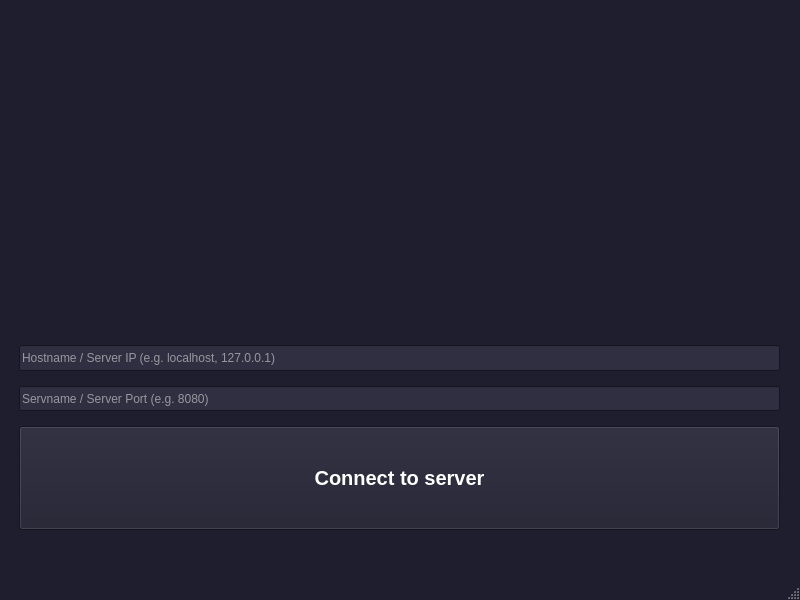
First picture: the form in client/pre_lobby/prelobbymainwindow.ui, repository Juannbel/duck-game, before the edit.
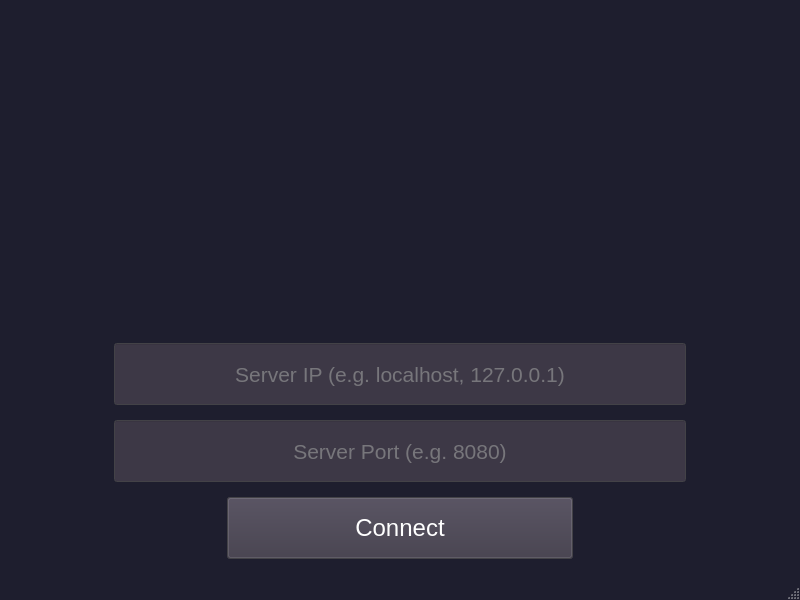
Second picture: the form after the edit.

Diff of the .ui file:
```diff
--- a/client/pre_lobby/prelobbymainwindow.ui
+++ b/client/pre_lobby/prelobbymainwindow.ui
@@ -492,19 +492,295 @@
    <string>PreLobbyMainWindow</string>
   </property>
   <widget class="QWidget" name="centralwidget">
-   <widget class="QWidget" name="verticalLayoutWidget">
-    <property name="geometry">
-     <rect>
-      <x>9</x>
-      <y>9</y>
-      <width>781</width>
-      <height>531</height>
-     </rect>
-    </property>
-    <layout class="QVBoxLayout" name="verticalLayout" stretch="60,5,5,20">
+   <property name="palette">
+    <palette>
+     <active>
+      <colorrole role="Button">
+       <brush brushstyle="SolidPattern">
+        <color alpha="255">
+         <red>61</red>
+         <green>56</green>
+         <blue>70</blue>
+        </color>
+       </brush>
+      </colorrole>
+      <colorrole role="Text">
+       <brush brushstyle="SolidPattern">
+        <color alpha="255">
+         <red>255</red>
+         <green>255</green>
+         <blue>255</blue>
+        </color>
+       </brush>
+      </colorrole>
+      <colorrole role="BrightText">
+       <brush brushstyle="SolidPattern">
+        <color alpha="255">
+         <red>255</red>
+         <green>255</green>
+         <blue>255</blue>
+        </color>
+       </brush>
+      </colorrole>
+      <colorrole role="ButtonText">
+       <brush brushstyle="SolidPattern">
+        <color alpha="255">
+         <red>255</red>
+         <green>255</green>
+         <blue>255</blue>
+        </color>
+       </brush>
+      </colorrole>
+      <colorrole role="Base">
+       <brush brushstyle="SolidPattern">
+        <color alpha="255">
+         <red>61</red>
+         <green>56</green>
+         <blue>70</blue>
+        </color>
+       </brush>
+      </colorrole>
+      <colorrole role="Window">
+       <brush brushstyle="SolidPattern">
+        <color alpha="255">
+         <red>94</red>
+         <green>92</green>
+         <blue>100</blue>
+        </color>
+       </brush>
+      </colorrole>
+      <colorrole role="Highlight">
+       <brush brushstyle="SolidPattern">
+        <color alpha="255">
+         <red>79</red>
+         <green>50</green>
+         <blue>159</blue>
+        </color>
+       </brush>
+      </colorrole>
+      <colorrole role="Link">
+       <brush brushstyle="SolidPattern">
+        <color alpha="255">
+         <red>48</red>
+         <green>47</green>
+         <blue>65</blue>
+        </color>
+       </brush>
+      </colorrole>
+      <colorrole role="AlternateBase">
+       <brush brushstyle="SolidPattern">
+        <color alpha="255">
+         <red>94</red>
+         <green>92</green>
+         <blue>100</blue>
+        </color>
+       </brush>
+      </colorrole>
+      <colorrole role="ToolTipText">
+       <brush brushstyle="SolidPattern">
+        <color alpha="255">
+         <red>255</red>
+         <green>255</green>
+         <blue>255</blue>
+        </color>
+       </brush>
+      </colorrole>
+      <colorrole role="PlaceholderText">
+       <brush brushstyle="SolidPattern">
+        <color alpha="255">
+         <red>119</red>
+         <green>118</green>
+         <blue>123</blue>
+        </color>
+       </brush>
+      </colorrole>
+     </active>
+     <inactive>
+      <colorrole role="Button">
+       <brush brushstyle="SolidPattern">
+        <color alpha="255">
+         <red>61</red>
+         <green>56</green>
+         <blue>70</blue>
+        </color>
+       </brush>
+      </colorrole>
+      <colorrole role="Text">
+       <brush brushstyle="SolidPattern">
+        <color alpha="255">
+         <red>255</red>
+         <green>255</green>
+         <blue>255</blue>
+        </color>
+       </brush>
+      </colorrole>
+      <colorrole role="BrightText">
+       <brush brushstyle="SolidPattern">
+        <color alpha="255">
+         <red>255</red>
+         <green>255</green>
+         <blue>255</blue>
+        </color>
+       </brush>
+      </colorrole>
+      <colorrole role="ButtonText">
+       <brush brushstyle="SolidPattern">
+        <color alpha="255">
+         <red>255</red>
+         <green>255</green>
+         <blue>255</blue>
+        </color>
+       </brush>
+      </colorrole>
+      <colorrole role="Base">
+       <brush brushstyle="SolidPattern">
+        <color alpha="255">
+         <red>61</red>
+         <green>56</green>
+         <blue>70</blue>
+        </color>
+       </brush>
+      </colorrole>
+      <colorrole role="Window">
+       <brush brushstyle="SolidPattern">
+        <color alpha="255">
+         <red>94</red>
+         <green>92</green>
+         <blue>100</blue>
+        </color>
+       </brush>
+      </colorrole>
+      <colorrole role="Highlight">
+       <brush brushstyle="SolidPattern">
+        <color alpha="255">
+         <red>79</red>
+         <green>50</green>
+         <blue>159</blue>
+        </color>
+       </brush>
+      </colorrole>
+      <colorrole role="Link">
+       <brush brushstyle="SolidPattern">
+        <color alpha="255">
+         <red>48</red>
+         <green>47</green>
+         <blue>65</blue>
+        </color>
+       </brush>
+      </colorrole>
+      <colorrole role="AlternateBase">
+       <brush brushstyle="SolidPattern">
+        <color alpha="255">
+         <red>94</red>
+         <green>92</green>
+         <blue>100</blue>
+        </color>
+       </brush>
+      </colorrole>
+      <colorrole role="ToolTipText">
+       <brush brushstyle="SolidPattern">
+        <color alpha="255">
+         <red>255</red>
+         <green>255</green>
+         <blue>255</blue>
+        </color>
+       </brush>
+      </colorrole>
+      <colorrole role="PlaceholderText">
+       <brush brushstyle="SolidPattern">
+        <color alpha="255">
+         <red>119</red>
+         <green>118</green>
+         <blue>123</blue>
+        </color>
+       </brush>
+      </colorrole>
+     </inactive>
+     <disabled>
+      <colorrole role="Button">
+       <brush brushstyle="SolidPattern">
+        <color alpha="255">
+         <red>61</red>
+         <green>56</green>
+         <blue>70</blue>
+        </color>
+       </brush>
+      </colorrole>
+      <colorrole role="BrightText">
+       <brush brushstyle="SolidPattern">
+        <color alpha="255">
+         <red>255</red>
+         <green>255</green>
+         <blue>255</blue>
+        </color>
+       </brush>
+      </colorrole>
+      <colorrole role="Base">
+       <brush brushstyle="SolidPattern">
+        <color alpha="255">
+         <red>94</red>
+         <green>92</green>
+         <blue>100</blue>
+        </color>
+       </brush>
+      </colorrole>
+      <colorrole role="Window">
+       <brush brushstyle="SolidPattern">
+        <color alpha="255">
+         <red>94</red>
+         <green>92</green>
+         <blue>100</blue>
+        </color>
+       </brush>
+      </colorrole>
+      <colorrole role="Link">
+       <brush brushstyle="SolidPattern">
+        <color alpha="255">
+         <red>48</red>
+         <green>47</green>
+         <blue>65</blue>
+        </color>
+       </brush>
+      </colorrole>
+      <colorrole role="AlternateBase">
+       <brush brushstyle="SolidPattern">
+        <color alpha="255">
+         <red>94</red>
+         <green>92</green>
+         <blue>100</blue>
+        </color>
+       </brush>
+      </colorrole>
+      <colorrole role="ToolTipText">
+       <brush brushstyle="SolidPattern">
+        <color alpha="255">
+         <red>255</red>
+         <green>255</green>
+         <blue>255</blue>
+        </color>
+       </brush>
+      </colorrole>
+      <colorrole role="PlaceholderText">
+       <brush brushstyle="SolidPattern">
+        <color alpha="255">
+         <red>119</red>
+         <green>118</green>
+         <blue>123</blue>
+        </color>
+       </brush>
+      </colorrole>
+     </disabled>
+    </palette>
+   </property>
+   <layout class="QHBoxLayout" name="horizontalLayout">
+    <item>
+     <layout class="QVBoxLayout" name="verticalLayout" stretch="50,10,10,10">
      <property name="spacing">
       <number>15</number>
      </property>
+      <property name="sizeConstraint">
+       <enum>QLayout::SizeConstraint::SetMaximumSize</enum>
+      </property>
      <property name="leftMargin">
       <number>10</number>
      </property>
@@ -528,6 +804,21 @@
       </widget>
      </item>
      <item>
+       <layout class="QHBoxLayout" name="horizontalLayout_3" stretch="10,60,10">
+        <item>
+         <spacer name="horizontalSpacer">
+          <property name="orientation">
+           <enum>Qt::Orientation::Horizontal</enum>
+          </property>
+          <property name="sizeHint" stdset="0">
+           <size>
+            <width>40</width>
+            <height>20</height>
+           </size>
+          </property>
+         </spacer>
+        </item>
+        <item>
       <widget class="QLineEdit" name="hostname_line">
        <property name="sizePolicy">
         <sizepolicy hsizetype="Expanding" vsizetype="Preferred">
@@ -535,10 +826,54 @@
          <verstretch>0</verstretch>
         </sizepolicy>
        </property>
+          <property name="font">
+           <font>
+            <pointsize>16</pointsize>
+           </font>
+          </property>
+          <property name="focusPolicy">
+           <enum>Qt::FocusPolicy::StrongFocus</enum>
+          </property>
+          <property name="layoutDirection">
+           <enum>Qt::LayoutDirection::LeftToRight</enum>
+          </property>
+          <property name="alignment">
+           <set>Qt::AlignmentFlag::AlignCenter</set>
+          </property>
        <property name="placeholderText">
-        <string>Hostname / Server IP (e.g. localhost, 127.0.0.1)</string>
-       </property>
-      </widget>
+           <string>Server IP (e.g. localhost, 127.0.0.1)</string>
+          </property>
+         </widget>
+        </item>
+        <item>
+         <spacer name="horizontalSpacer_2">
+          <property name="orientation">
+           <enum>Qt::Orientation::Horizontal</enum>
+          </property>
+          <property name="sizeHint" stdset="0">
+           <size>
+            <width>40</width>
+            <height>20</height>
+           </size>
+          </property>
+         </spacer>
+        </item>
+       </layout>
+      </item>
+      <item>
+       <layout class="QHBoxLayout" name="horizontalLayout_4" stretch="10,60,10">
+        <item>
+         <spacer name="horizontalSpacer_3">
+          <property name="orientation">
+           <enum>Qt::Orientation::Horizontal</enum>
+          </property>
+          <property name="sizeHint" stdset="0">
+           <size>
+            <width>40</width>
+            <height>20</height>
+           </size>
+          </property>
+         </spacer>
      </item>
      <item>
       <widget class="QLineEdit" name="servname_line">
@@ -548,10 +883,51 @@
          <verstretch>0</verstretch>
         </sizepolicy>
        </property>
+          <property name="font">
+           <font>
+            <pointsize>16</pointsize>
+           </font>
+          </property>
+          <property name="focusPolicy">
+           <enum>Qt::FocusPolicy::StrongFocus</enum>
+          </property>
+          <property name="alignment">
+           <set>Qt::AlignmentFlag::AlignCenter</set>
+          </property>
        <property name="placeholderText">
-        <string>Servname / Server Port (e.g. 8080)</string>
-       </property>
-      </widget>
+           <string>Server Port (e.g. 8080)</string>
+          </property>
+         </widget>
+        </item>
+        <item>
+         <spacer name="horizontalSpacer_4">
+          <property name="orientation">
+           <enum>Qt::Orientation::Horizontal</enum>
+          </property>
+          <property name="sizeHint" stdset="0">
+           <size>
+            <width>40</width>
+            <height>20</height>
+           </size>
+          </property>
+         </spacer>
+        </item>
+       </layout>
+      </item>
+      <item>
+       <layout class="QHBoxLayout" name="horizontalLayout_5" stretch="30,50,30">
+        <item>
+         <spacer name="horizontalSpacer_5">
+          <property name="orientation">
+           <enum>Qt::Orientation::Horizontal</enum>
+          </property>
+          <property name="sizeHint" stdset="0">
+           <size>
+            <width>40</width>
+            <height>20</height>
+           </size>
+          </property>
+         </spacer>
      </item>
      <item>
       <widget class="QPushButton" name="connect_to_server_button">
@@ -563,17 +939,36 @@
        </property>
        <property name="font">
         <font>
-         <pointsize>15</pointsize>
-         <bold>true</bold>
-        </font>
-       </property>
+            <pointsize>18</pointsize>
+            <bold>false</bold>
+           </font>
+          </property>
+          <property name="focusPolicy">
+           <enum>Qt::FocusPolicy::StrongFocus</enum>
+          </property>
        <property name="text">
-        <string>Connect to server</string>
+           <string>Connect</string>
        </property>
       </widget>
      </item>
-    </layout>
-   </widget>
+        <item>
+         <spacer name="horizontalSpacer_6">
+          <property name="orientation">
+           <enum>Qt::Orientation::Horizontal</enum>
+          </property>
+          <property name="sizeHint" stdset="0">
+           <size>
+            <width>40</width>
+            <height>20</height>
+           </size>
+          </property>
+         </spacer>
+        </item>
+       </layout>
+      </item>
+     </layout>
+    </item>
+   </layout>
   </widget>
   <widget class="QMenuBar" name="menubar">
    <property name="geometry">
```
Lines whose indentation alone changed are shown as unchanged.
